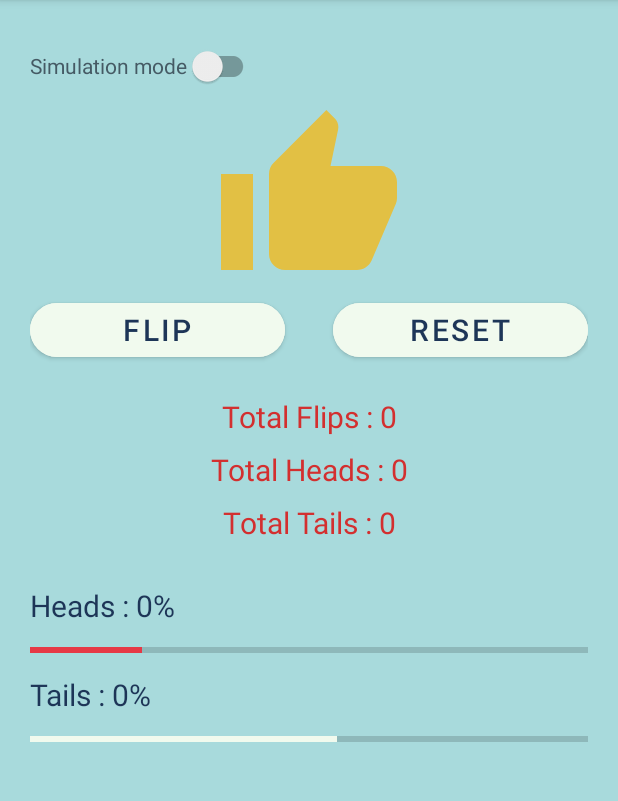
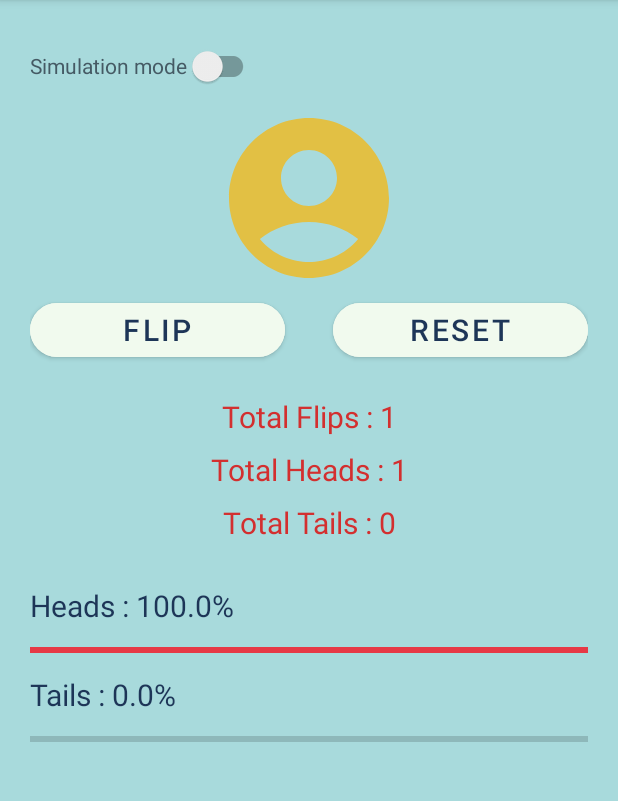
Before and after one commit to soongon/coin_flip, an Android app: the screen it shows after launch (MainActivity), after a tap on "FLIP", on a phone screen of 412 x 824 dp, the part 84-885 px from its top. Run offline under Robolectric (Android 15) with nearby library versions, the phone set to English and light mode, and no system bars; Roboto replaces fonts that are not available here.

Commit message:
flip / reset 버튼 구현

```diff
--- a/app/src/main/java/com/example/coinflip/MainActivity.kt
+++ b/app/src/main/java/com/example/coinflip/MainActivity.kt
@@ -3,14 +3,26 @@ package com.example.coinflip
 import androidx.appcompat.app.AppCompatActivity
 import android.os.Bundle
 import android.view.View
-import android.widget.Button
-import android.widget.EditText
+import android.widget.*
 import androidx.appcompat.widget.SwitchCompat
 import java.lang.Exception
+import kotlin.math.round
 
 class MainActivity : AppCompatActivity() {
     private lateinit var simEditText: EditText
     private lateinit var simButton: Button
+    private lateinit var coinImageView: ImageView
+    private lateinit var totalFlipText: TextView
+    private lateinit var headFlipText: TextView
+    private lateinit var tailFlipText: TextView
+    private lateinit var headsPercentText: TextView
+    private lateinit var tailsPercentText: TextView
+    private lateinit var headsProgressBar: ProgressBar
+    private lateinit var tailsProgressBar: ProgressBar
+
+    private var heads = 0
+    private var tails = 0
+    private var total = 0
 
     override fun onCreate(savedInstanceState: Bundle?) {
         super.onCreate(savedInstanceState)
@@ -21,6 +33,14 @@ class MainActivity : AppCompatActivity() {
         val resetButton: Button = findViewById(R.id.main_activity_bt_reset)
         simButton = findViewById(R.id.main_activity_bt_simulate)
         simEditText = findViewById(R.id.main_activity_et_simulate)
+        coinImageView = findViewById(R.id.main_activity_iv_coin)
+        totalFlipText = findViewById(R.id.main_activity_tv_total_flips)
+        headFlipText = findViewById(R.id.main_activity_tv_head_flips)
+        tailFlipText = findViewById(R.id.main_activity_tv_tail_flips)
+        headsPercentText = findViewById(R.id.main_activity_tv_heads_percent)
+        tailsPercentText = findViewById(R.id.main_activity_tv_tails_percent)
+        headsProgressBar = findViewById(R.id.main_activity_pb_head)
+        tailsProgressBar = findViewById(R.id.main_activity_pb_tail)
 
         simSwitch.setOnCheckedChangeListener { compoundButton, isChecked -> enableSim(isChecked) }
         flipButton.setOnClickListener { flip() }
@@ -40,10 +60,57 @@ class MainActivity : AppCompatActivity() {
 
     private fun flip() {
 
+        val randomNumber = (0..1).random()
+        // 0..head, 1..tail
+        if (randomNumber == 0) {
+            update("heads")
+        } else {
+            update("tails")
+        }
+    }
+    private fun update(coinValue: String) {
+        if (coinValue == "heads") {
+            heads++
+            coinImageView.setImageResource(R.drawable.ic_head_icon)
+        } else {
+            tails++
+            coinImageView.setImageResource(R.drawable.ic_tail_icon)
+        }
+        total++
+
+        totalFlipText.text = "Total Flips : $total"
+        headFlipText.text = "Total Heads : $heads"
+        tailFlipText.text = "Total Tails : $tails"
+
+        updateStatistics()
+    }
+
+    private fun updateStatistics() {
+        var headsPercentResult = 0.0
+        var tailsPercentResult = 0.0
+
+        if (total != 0) {
+            headsPercentResult = round((heads.toDouble() / total) * 100)
+            tailsPercentResult = round((tails.toDouble() / total) * 100)
+        }
+
+        headsPercentText.text = "Heads : $headsPercentResult%"
+        tailsPercentText.text = "Tails : $tailsPercentResult%"
+
+        headsProgressBar.progress = headsPercentResult.toInt()
+        tailsProgressBar.progress = tailsPercentResult.toInt()
     }
 
     private fun reset() {
+        heads = 0
+        tails = 0
+        total = 0
+        coinImageView.setImageResource(R.drawable.ic_flip_icon)
+        totalFlipText.text = "Total Flips : $total"
+        headFlipText.text = "Total Heads : $heads"
+        tailFlipText.text = "Total Tails : $tails"
 
+        updateStatistics()
     }
 
     private fun simulate() {
```
